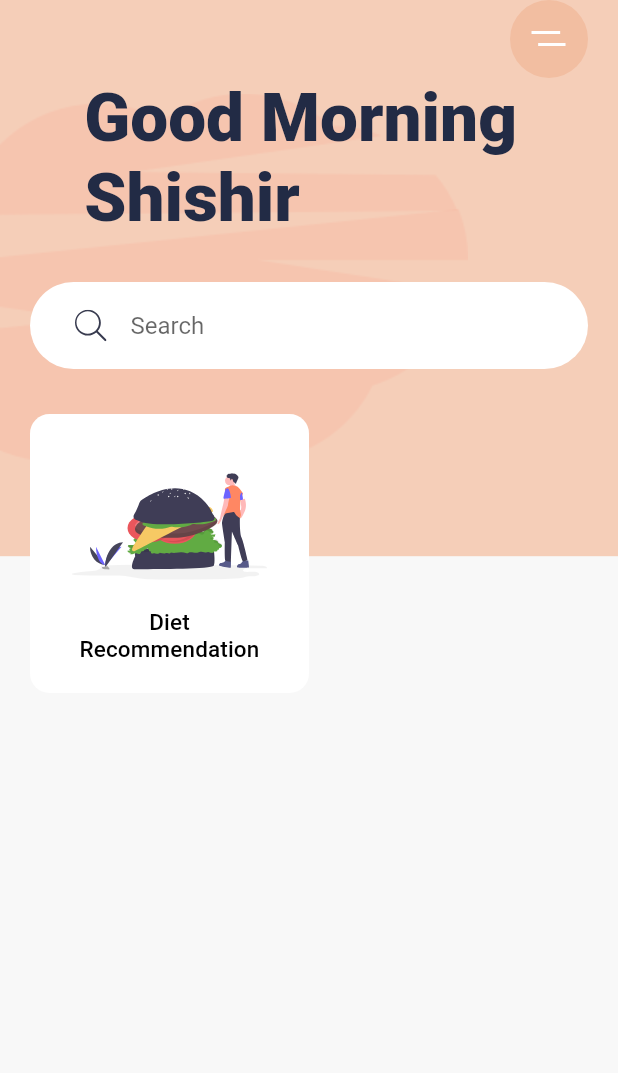
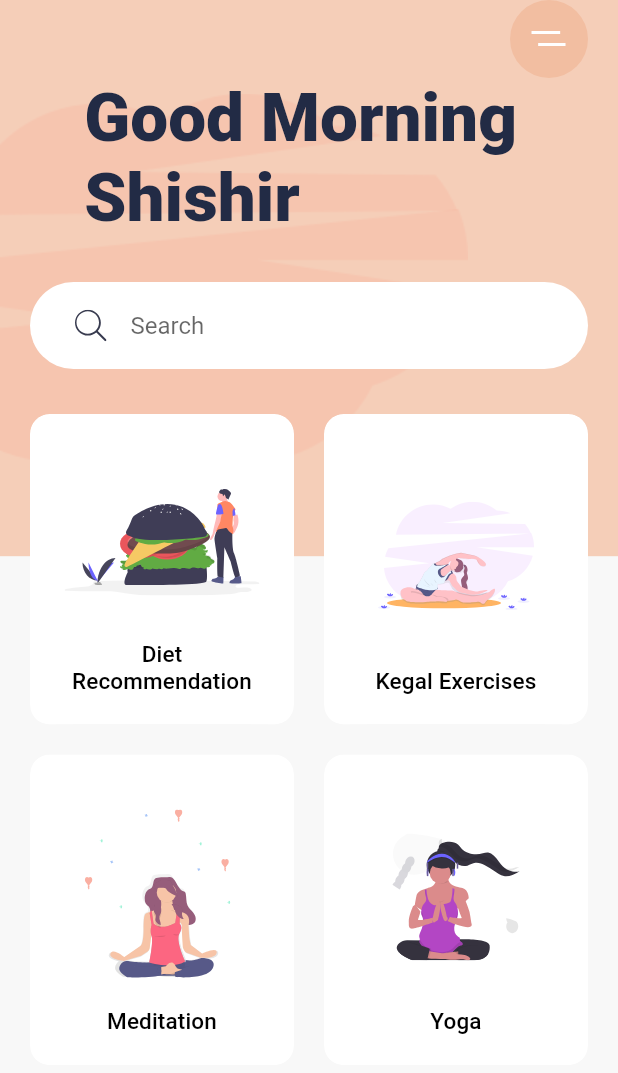
Before and after one commit to oishigyunyu/meditation_app, a Flutter app: the screen it shows after launch, on a phone screen of 412 x 824 dp. Shown: the top 1073 px of the screen. Run offline on Flutter 3.47's test engine with Material 2 defaults, Android fonts, the phone set to English and light mode, and no system bars; our stand-ins replace flutter_svg.

Commit message:
8:36まで

```diff
--- a/lib/main.dart
+++ b/lib/main.dart
@@ -1,3 +1,4 @@
+import 'package:flutter/foundation.dart';
 import 'package:flutter/material.dart';
 import 'package:flutter_svg/svg.dart';
 import 'package:meditation_app/constant.dart';
@@ -87,29 +88,30 @@ class HomeScreen extends StatelessWidget {
                   Expanded(
                     child: GridView.count(
                       crossAxisCount: 2,
+                      childAspectRatio: .85,
+                      crossAxisSpacing: 20,
+                      mainAxisSpacing: 20,
                       children: [
-                        Container(
-                          padding: EdgeInsets.all(20),
-                          decoration: BoxDecoration(
-                            color: Colors.white,
-                            borderRadius: BorderRadius.circular(13),
-                          ),
-                          child: Column(
-                            children: [
-                              Spacer(),
-                              SvgPicture.asset("assets/icons/Hamburger.svg"),
-                              Spacer(),
-                              Text(
-                                "Diet Recommendation",
-                                textAlign: TextAlign.center,
-                                style: Theme.of(context)
-                                    .textTheme
-                                    .titleSmall
-                                    ?.copyWith(fontSize: 15),
-                              ),
-                            ],
-                          ),
-                        )
+                        CategoryCard(
+                          title: "Diet Recommendation",
+                          svgSrc: "assets/icons/Hamburger.svg",
+                          press: () => {},
+                        ),
+                        CategoryCard(
+                          title: "Kegal Exercises",
+                          svgSrc: "assets/icons/Excrecises.svg",
+                          press: () => {},
+                        ),
+                        CategoryCard(
+                          title: "Meditation",
+                          svgSrc: "assets/icons/Meditation.svg",
+                          press: () => {},
+                        ),
+                        CategoryCard(
+                          title: "Yoga",
+                          svgSrc: "assets/icons/yoga.svg",
+                          press: () => {},
+                        ),
                       ],
                     ),
                   )
@@ -122,3 +124,59 @@ class HomeScreen extends StatelessWidget {
     );
   }
 }
+
+class CategoryCard extends StatelessWidget {
+  final String svgSrc;
+  final String title;
+  final VoidCallback press;
+
+  const CategoryCard(
+      {Key? key,
+      required this.svgSrc,
+      required this.title,
+      required this.press})
+      : super(key: key);
+
+  @override
+  Widget build(BuildContext context) {
+    return ClipRRect(
+      borderRadius: BorderRadius.circular(13),
+      child: Container(
+        //padding: EdgeInsets.all(20),
+        decoration: BoxDecoration(
+            color: Colors.white,
+            borderRadius: BorderRadius.circular(13),
+            boxShadow: [
+              BoxShadow(
+                  offset: Offset(0, 17),
+                  blurRadius: 17,
+                  spreadRadius: -23,
+                  color: kShadowColor)
+            ]),
+        child: Material(
+            color: Colors.transparent,
+            child: InkWell(
+              onTap: press,
+              child: Padding(
+                padding: const EdgeInsets.all(20.0),
+                child: Column(
+                  children: [
+                    Spacer(),
+                    SvgPicture.asset(svgSrc),
+                    Spacer(),
+                    Text(
+                      title,
+                      textAlign: TextAlign.center,
+                      style: Theme.of(context)
+                          .textTheme
+                          .titleSmall
+                          ?.copyWith(fontSize: 15),
+                    ),
+                  ],
+                ),
+              ),
+            )),
+      ),
+    );
+  }
+}
```
